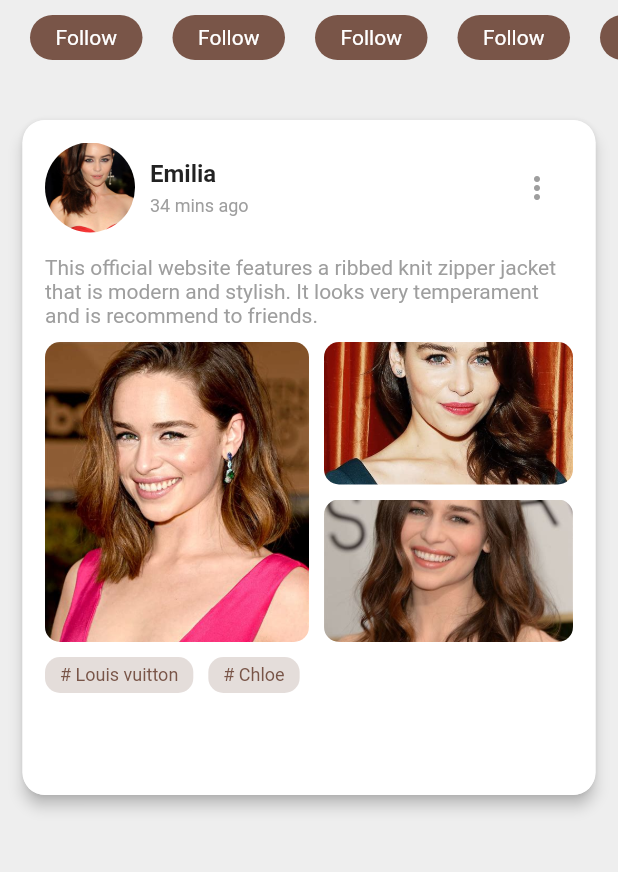
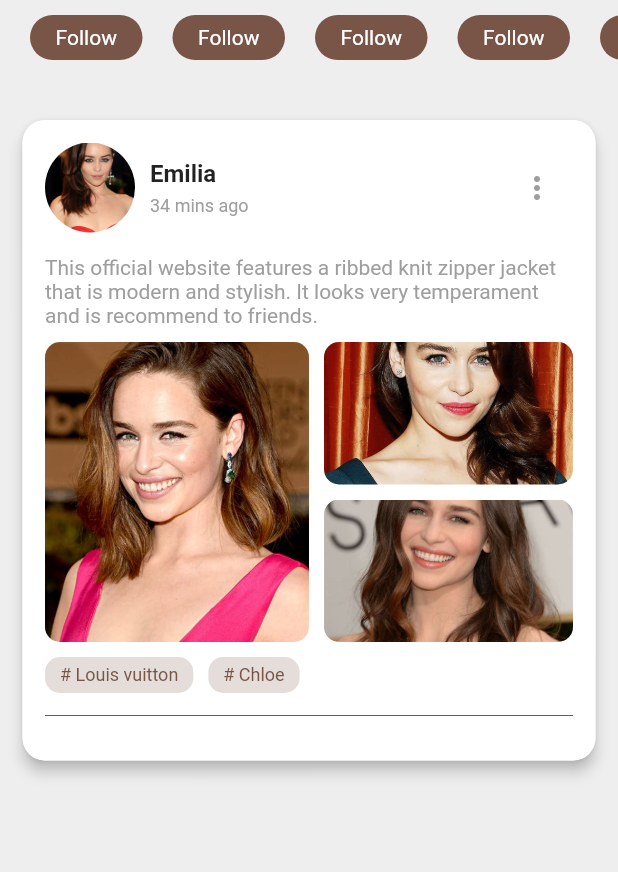
Before and after one commit to AkashRajpurohit/Flutter-Fashion-App-UI, a Flutter app: the screen it shows after launch, on a phone screen of 412 x 824 dp, the part 234-1106 px from its top. Run offline on Flutter 3.47's test engine with Material 2 defaults, Android fonts, the phone set to English and light mode, and no system bars.

Commit message:
:art: Card Divider

```diff
--- a/lib/screens/home.dart
+++ b/lib/screens/home.dart
@@ -55,7 +55,6 @@ class _HomeState extends State<Home> {
               borderRadius: BorderRadius.circular(15.0),
               elevation: 4.0,
               child: Container(
-                height: 450.0,
                 width: double.infinity,
                 padding: EdgeInsets.all(15.0),
                 decoration: BoxDecoration(
@@ -219,6 +218,11 @@ class _HomeState extends State<Home> {
                           ),
                         ),
                       ],
+                    ),
+                    // Divider
+                    Divider(
+                      color: Colors.brown,
+                      height: 30.0,
                     )
                   ],
                 ),
```
